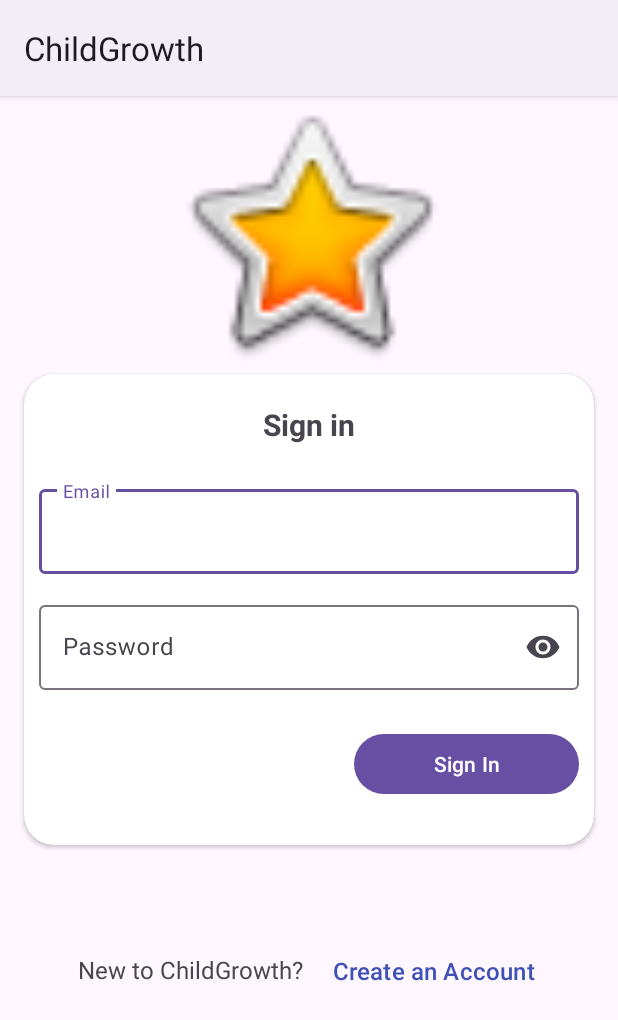
After one commit to MatCliff/ChildGrowth, an Android app: the LoginActivity screen opened directly, with no data from a screen before it, on a phone screen of 412 x 824 dp. The commit adds this screen. Shown: the top 1020 px of the screen. Run offline under Robolectric (Android 15) with nearby library versions, the phone set to English and light mode, and no system bars; Roboto replaces fonts that are not available here.

Commit message:
Login & Signup UI

```diff
--- /dev/null
+++ b/app/src/main/java/com/ubaya/childgrowth/LoginActivity.kt
@@ -0,0 +1,18 @@
+package com.ubaya.childgrowth
+
+import android.os.Bundle
+import androidx.activity.enableEdgeToEdge
+import androidx.appcompat.app.AppCompatActivity
+import androidx.core.view.ViewCompat
+import androidx.core.view.WindowInsetsCompat
+import com.ubaya.childgrowth.databinding.ActivityLoginBinding
+
+class LoginActivity : AppCompatActivity() {
+    private lateinit var binding: ActivityLoginBinding
+
+    override fun onCreate(savedInstanceState: Bundle?) {
+        super.onCreate(savedInstanceState)
+        binding = ActivityLoginBinding.inflate(layoutInflater)
+        setContentView(binding.root)
+    }
+}
--- a/app/src/main/java/com/ubaya/childgrowth/ProfileFragment.kt
+++ b/app/src/main/java/com/ubaya/childgrowth/ProfileFragment.kt
@@ -16,4 +16,7 @@ class ProfileFragment : Fragment() {
         return binding.root
     }
 
+    override fun onViewCreated(view: View, savedInstanceState: Bundle?) {
+        super.onViewCreated(view, savedInstanceState)
+    }
 }
--- /dev/null
+++ b/app/src/main/res/layout/activity_login.xml
@@ -0,0 +1,127 @@
+<?xml version="1.0" encoding="utf-8"?>
+<androidx.constraintlayout.widget.ConstraintLayout xmlns:android="http://schemas.android.com/apk/res/android"
+    xmlns:app="http://schemas.android.com/apk/res-auto"
+    xmlns:tools="http://schemas.android.com/tools"
+    android:id="@+id/main"
+    android:layout_width="match_parent"
+    android:layout_height="match_parent"
+    tools:context=".LoginActivity">
+
+    <androidx.cardview.widget.CardView
+        android:id="@+id/cardView"
+        android:layout_width="match_parent"
+        android:layout_height="wrap_content"
+        android:layout_marginStart="16dp"
+        android:layout_marginTop="185dp"
+        android:layout_marginEnd="16dp"
+        app:cardCornerRadius="20dp"
+        app:layout_constraintEnd_toEndOf="parent"
+        app:layout_constraintStart_toStartOf="parent"
+        app:layout_constraintTop_toTopOf="parent">
+
+        <LinearLayout
+            android:layout_width="match_parent"
+            android:layout_height="match_parent"
+            android:orientation="vertical">
+
+            <TextView
+                android:id="@+id/textView3"
+                android:layout_width="match_parent"
+                android:layout_height="wrap_content"
+                android:paddingTop="20dp"
+                android:text="Sign in"
+                android:textAlignment="center"
+                android:textSize="20sp"
+                android:textStyle="bold" />
+
+            <com.google.android.material.textfield.TextInputLayout
+                android:id="@+id/textInputLayoutName"
+                android:layout_width="match_parent"
+                android:layout_height="wrap_content"
+                android:layout_marginStart="10dp"
+                android:layout_marginTop="24dp"
+                android:layout_marginEnd="10dp"
+                android:layout_marginBottom="10dp"
+                app:endIconMode="custom">
+
+                <com.google.android.material.textfield.TextInputEditText
+                    android:id="@+id/txtInputNameLogin"
+                    android:layout_width="match_parent"
+                    android:layout_height="wrap_content"
+                    android:hint="Email" />
+
+            </com.google.android.material.textfield.TextInputLayout>
+
+            <com.google.android.material.textfield.TextInputLayout
+                android:id="@+id/textInputLayoutPassword"
+                android:layout_width="match_parent"
+                android:layout_height="wrap_content"
+                android:layout_marginStart="10dp"
+                android:layout_marginTop="5dp"
+                android:layout_marginEnd="10dp"
+                android:layout_marginBottom="10dp"
+                app:endIconMode="password_toggle">
+
+                <com.google.android.material.textfield.TextInputEditText
+                    android:id="@+id/txtInputPasswordLogin"
+                    android:layout_width="match_parent"
+                    android:layout_height="wrap_content"
+                    android:hint="Password"
+                    android:textSize="16sp"
+                    android:inputType="textPassword" />/>
+            </com.google.android.material.textfield.TextInputLayout>
+
+            <Button
+                android:id="@+id/buttonLogin"
+                style="@style/ThemeOverlay.Material3.Button.TextButton.Snackbar"
+                android:layout_width="150dp"
+                android:layout_height="wrap_content"
+                android:layout_gravity="end"
+                android:layout_marginTop="15dp"
+                android:layout_marginEnd="10dp"
+                android:layout_marginBottom="30dp"
+                android:text="Sign In"
+                android:textAlignment="center" />
+        </LinearLayout>
+
+    </androidx.cardview.widget.CardView>
+
+
+    <TextView
+        android:id="@+id/textView"
+        android:layout_width="wrap_content"
+        android:layout_height="wrap_content"
+        android:layout_marginStart="52dp"
+        android:layout_marginTop="72dp"
+        android:text="New to ChildGrowth?"
+        android:textSize="16sp"
+        app:layout_constraintStart_toStartOf="parent"
+        app:layout_constraintTop_toBottomOf="@+id/cardView" />
+
+    <Button
+        android:id="@+id/buttonSignUp"
+        style="@style/Widget.Material3.Button.TextButton.Dialog"
+        android:layout_width="wrap_content"
+        android:layout_height="wrap_content"
+        android:layout_marginTop="60dp"
+        android:text="Create an Account"
+        android:textAlignment="viewStart"
+        android:textColor="#3F51B5"
+        android:textSize="16sp"
+        app:layout_constraintStart_toEndOf="@+id/textView"
+        app:layout_constraintTop_toBottomOf="@+id/cardView" />
+
+    <ImageView
+        android:id="@+id/imageView"
+        android:layout_width="307dp"
+        android:layout_height="194dp"
+        android:layout_marginStart="52dp"
+        android:layout_marginEnd="52dp"
+        android:layout_marginBottom="5dp"
+        app:layout_constraintBottom_toTopOf="@+id/cardView"
+        app:layout_constraintEnd_toEndOf="parent"
+        app:layout_constraintStart_toStartOf="parent"
+        app:layout_constraintTop_toTopOf="parent"
+        app:srcCompat="@android:drawable/btn_star_big_on" />
+
+</androidx.constraintlayout.widget.ConstraintLayout>
```
Also changed, not shown: app/src/main/AndroidManifest.xml (+7 -0 lines), app/src/main/java/com/ubaya/childgrowth/SignUpActivity.kt (added, +18 -0 lines), app/src/main/res/layout/activity_sign_up.xml (added, +176 -0 lines).
